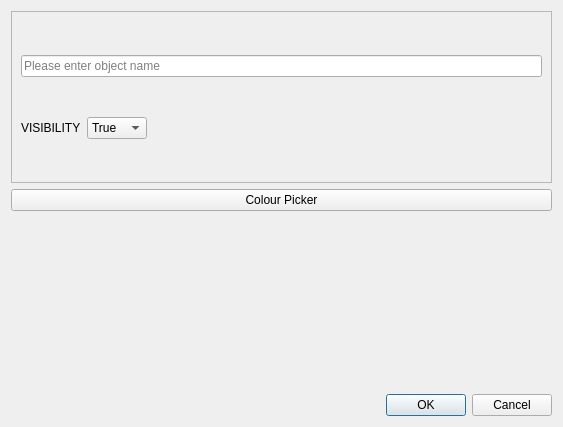
This is source/optiondialog.ui in seasea128/SpecTech as Qt 5 draws it before an edit. The edited form follows.
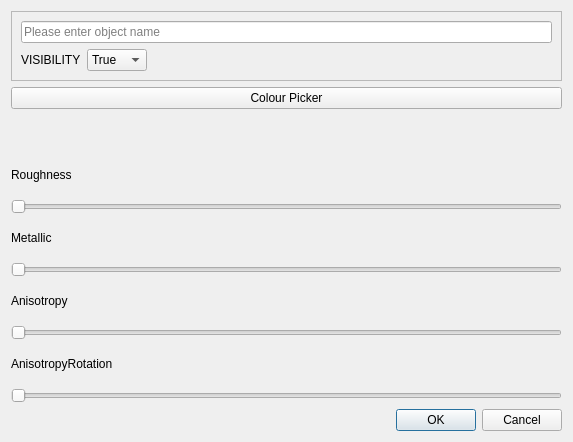
This is the edited form.

What changed in the file:
```diff
--- a/source/optiondialog.ui
+++ b/source/optiondialog.ui
@@ -6,8 +6,8 @@
    <rect>
     <x>0</x>
     <y>0</y>
-    <width>563</width>
-    <height>427</height>
+    <width>573</width>
+    <height>442</height>
    </rect>
   </property>
   <property name="windowTitle">
@@ -112,6 +112,86 @@
      </property>
     </widget>
    </item>
+   <item>
+    <widget class="QLabel" name="label_2">
+     <property name="sizePolicy">
+      <sizepolicy hsizetype="Fixed" vsizetype="Preferred">
+       <horstretch>0</horstretch>
+       <verstretch>0</verstretch>
+      </sizepolicy>
+     </property>
+     <property name="text">
+      <string>Roughness</string>
+     </property>
+    </widget>
+   </item>
+   <item>
+    <widget class="QSlider" name="RoughnessSlider">
+     <property name="maximum">
+      <number>100</number>
+     </property>
+     <property name="orientation">
+      <enum>Qt::Horizontal</enum>
+     </property>
+    </widget>
+   </item>
+   <item>
+    <widget class="QLabel" name="label_3">
+     <property name="text">
+      <string>Metallic</string>
+     </property>
+    </widget>
+   </item>
+   <item>
+    <widget class="QSlider" name="MetallicSlider">
+     <property name="maximum">
+      <number>100</number>
+     </property>
+     <property name="pageStep">
+      <number>1</number>
+     </property>
+     <property name="value">
+      <number>0</number>
+     </property>
+     <property name="orientation">
+      <enum>Qt::Horizontal</enum>
+     </property>
+    </widget>
+   </item>
+   <item>
+    <widget class="QLabel" name="label_4">
+     <property name="text">
+      <string>Anisotropy</string>
+     </property>
+    </widget>
+   </item>
+   <item>
+    <widget class="QSlider" name="AnisotropySlider">
+     <property name="maximum">
+      <number>100</number>
+     </property>
+     <property name="orientation">
+      <enum>Qt::Horizontal</enum>
+     </property>
+    </widget>
+   </item>
+   <item>
+    <widget class="QLabel" name="label_5">
+     <property name="text">
+      <string>AnisotropyRotation</string>
+     </property>
+    </widget>
+   </item>
+   <item>
+    <widget class="QSlider" name="AnisotropyRotation">
+     <property name="maximum">
+      <number>100</number>
+     </property>
+     <property name="orientation">
+      <enum>Qt::Horizontal</enum>
+     </property>
+    </widget>
+   </item>
    <item>
     <widget class="QDialogButtonBox" name="buttonBox">
      <property name="orientation">
```
